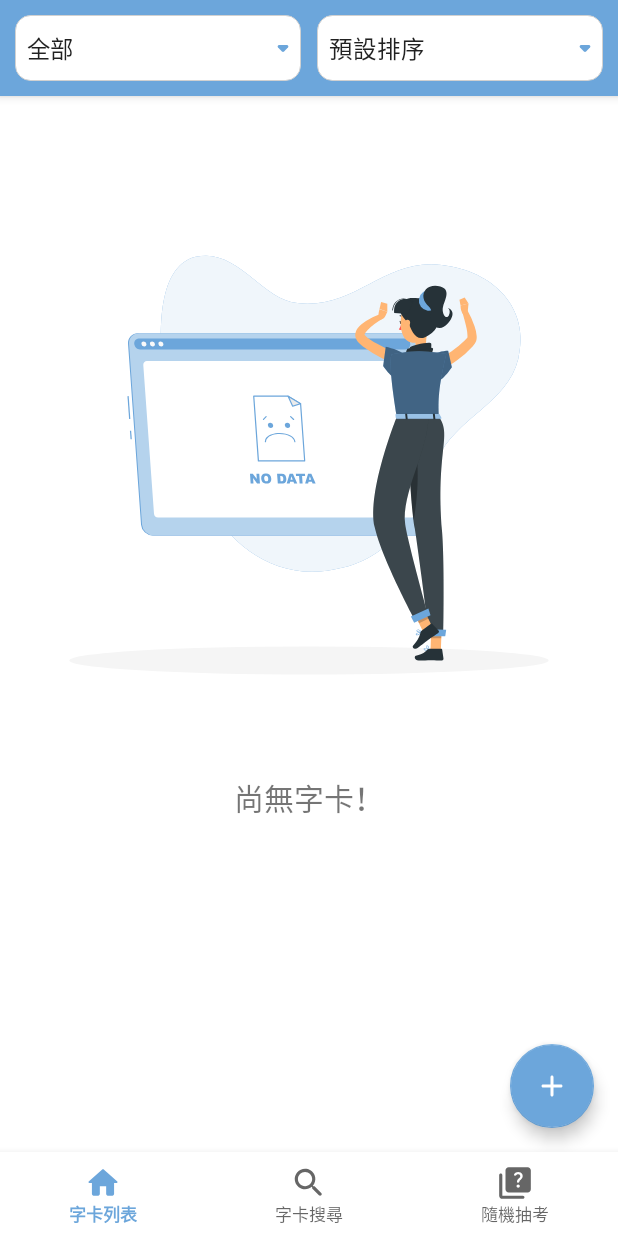
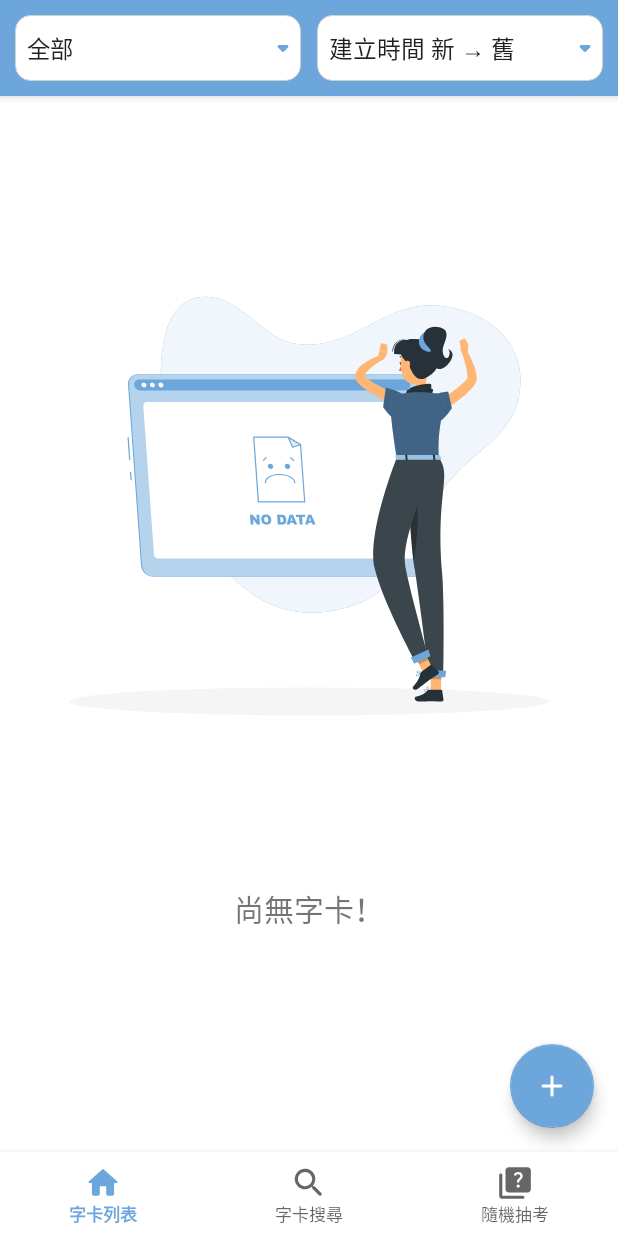
Before and after one commit to deoxyshuang/EnglishAide, an Android app: the screen it shows after launch (MainActivity), on a phone screen of 412 x 824 dp. Run offline under Robolectric (Android 15) with nearby library versions, the phone set to English and light mode, and no system bars.

Commit message:
1.add字卡類別篩選&排序(選項改為enum 2.列表下拉selected存入偏好 3.table add "createTime" column

```diff
--- a/app/src/main/java/com/bear/englishaide/DBHelper.java
+++ b/app/src/main/java/com/bear/englishaide/DBHelper.java
@@ -22,7 +22,8 @@ public class DBHelper extends SQLiteOpenHelper {
         final String SQL = "CREATE TABLE IF NOT EXISTS " + TABLE_NAME + "( " +
                 "id INTEGER PRIMARY KEY AUTOINCREMENT, " +
                 "type INTEGER, " +
-                "data TEXT" +
+                "data TEXT, " +
+                "createTime INTEGER" +
                 ");";
         db.execSQL(SQL);
     }
--- a/app/src/main/java/com/bear/englishaide/EditWordCardActivity.java
+++ b/app/src/main/java/com/bear/englishaide/EditWordCardActivity.java
@@ -126,7 +126,7 @@ public class EditWordCardActivity extends AppCompatActivity implements View.OnCl
             if(type>-1){
                 spnType.setSelection(type-1);
                 Mean mean = meanList.get(0);
-                if(type==1) spnPart.setSelection(mean.part-1); //單字詞性
+                if(type==VocabType.WORD.getKey()) spnPart.setSelection(mean.part-1); //單字詞性
                 else spnPart.setSelection(0);
                 edtMean.setText(mean.mean);
                 edtSentence.setText(mean.sentenceList.get(0).eng);
@@ -217,6 +217,7 @@ public class EditWordCardActivity extends AppCompatActivity implements View.OnCl
                         ContentValues values = new ContentValues();
                         values.put("type", spnType.getSelectedItemPosition()+1);
                         values.put("data", json);
+                        values.put("createTime", System.currentTimeMillis());
                         if(wordJson==null) db.insertOrThrow(DBHelper.TABLE_NAME, null, values);
                         else db.update(DBHelper.TABLE_NAME, values, " id = "+word.id,null);
                         msg=res.getString(R.string.saveOK);
--- /dev/null
+++ b/app/src/main/java/com/bear/englishaide/SortType.java
@@ -0,0 +1,23 @@
+package com.bear.englishaide;
+
+import java.util.Arrays;
+
+public enum SortType {
+
+    NEW_TO_OLD(0),
+    OLD_TO_NEW(1),
+    A_TO_Z(2),
+    Z_TO_A(3);
+
+    private int key;
+
+    SortType(int key) {
+        this.key = key;
+    }
+    public int getKey() {
+        return key;
+    }
+    public static SortType getType(int key) {
+        return Arrays.asList(SortType.values()).stream().filter(x->x.getKey()==key).findFirst().get();
+    }
+}
--- /dev/null
+++ b/app/src/main/java/com/bear/englishaide/VocabType.java
@@ -0,0 +1,22 @@
+package com.bear.englishaide;
+
+import java.util.Arrays;
+
+public enum  VocabType {
+
+    ALL(0),
+    WORD(1),
+    PHRASE(2);
+
+    private int key;
+
+    VocabType(int key) {
+        this.key = key;
+    }
+    public int getKey() {
+        return key;
+    }
+    public static VocabType getType(int key) {
+        return Arrays.asList(VocabType.values()).stream().filter(x->x.getKey()==key).findFirst().get();
+    }
+}
--- a/app/src/main/java/com/bear/englishaide/WordCardsFragment.java
+++ b/app/src/main/java/com/bear/englishaide/WordCardsFragment.java
@@ -3,6 +3,8 @@ package com.bear.englishaide;
 import android.content.Context;
 import android.content.DialogInterface;
 import android.content.Intent;
+import android.content.SharedPreferences;
+import android.content.res.Resources;
 import android.database.Cursor;
 import android.database.sqlite.SQLiteDatabase;
 import android.os.Bundle;
@@ -35,15 +37,19 @@ import com.google.gson.Gson;
 
 import java.util.ArrayList;
 import java.util.HashMap;
+import java.util.stream.Collectors;
 
 import static android.app.Activity.RESULT_OK;
+import static android.content.Context.MODE_PRIVATE;
 
 
 public class WordCardsFragment extends Fragment {
 
     private static final String TAG = WordCardsFragment.class.getSimpleName();
-    private static final int WORD_CARDS = 1; //todo 與main重複
+    private static final int WORD_CARDS = 1;
     private Context context;
+    private Resources res;
+    private SharedPreferences pref;
     private FloatingActionButton fab;
     private TextView tv;
     private ImageView ivNoData;
@@ -63,12 +69,14 @@ public class WordCardsFragment extends Fragment {
         super.onAttach(context);
         Log.d("sj","frag onAttach");
         this.context = context;
+        res = getResources();
     }
 
     @Override
     public void onCreate(Bundle savedInstanceState) {
         super.onCreate(savedInstanceState);
         Log.d("sj","frag onCreate");
+        pref = context.getSharedPreferences(res.getString(R.string.app_name_en), MODE_PRIVATE);
     }
 
     @Override
@@ -87,9 +95,9 @@ public class WordCardsFragment extends Fragment {
         });
         //
         Toolbar toolbar = mainView.findViewById(R.id.toolbar);
-        //AppCompatActivity activity = (AppCompatActivity) getActivity();
-        ((AppCompatActivity)getActivity()).setSupportActionBar(toolbar);
-        ((AppCompatActivity)getActivity()).getSupportActionBar().setDisplayShowTitleEnabled(false);
+        AppCompatActivity activity = (AppCompatActivity) getActivity();
+        activity.setSupportActionBar(toolbar);
+        activity.getSupportActionBar().setDisplayShowTitleEnabled(false);
 
         spnType = mainView.findViewById(R.id.spnType);
         ArrayAdapter<CharSequence> adapter = ArrayAdapter.createFromResource(getContext(),
@@ -105,22 +113,19 @@ public class WordCardsFragment extends Fragment {
         adapter2.setDropDownViewResource(android.R.layout.simple_list_item_single_choice);
         spnSort.setAdapter(adapter2);
 
-        dataQuery(null);
+        int vocabType = pref.getInt("vocabType", 0);
+        int sortType = pref.getInt("sortType", 0);
+        spnType.setSelection(vocabType);
+        spnSort.setSelection(sortType);
+//        Log.d(TAG, "onCreateView: vocabType="+vocabType+",,sortType="+sortType);
+        dataQuery(VocabType.getType(vocabType), SortType.getType(sortType));
 
         //字卡類型監聽事件(單字/片語)
         spnType.setOnItemSelectedListener(new AdapterView.OnItemSelectedListener() {
             @Override
             public void onItemSelected(AdapterView<?> adapterView, View view, int i, long l) {
-                switch (i){
-                    case 1: //單字
-                        dataQuery(1);
-                        break;
-                    case 2: //片語
-                        dataQuery(2);
-                        break;
-                    default: //全部
-                        dataQuery(null);
-                }
+                dataQuery(VocabType.getType(i), SortType.getType(spnSort.getSelectedItemPosition()));
+                pref.edit().putInt("vocabType", i).commit();
             }
 
             @Override
@@ -132,13 +137,8 @@ public class WordCardsFragment extends Fragment {
         spnSort.setOnItemSelectedListener(new AdapterView.OnItemSelectedListener() {
             @Override
             public void onItemSelected(AdapterView<?> adapterView, View view, int i, long l) {
-                switch (i){
-                    case 1:
-                        break;
-                    case 2:
-                        break;
-                    default: //預設
-                }
+                dataQuery(VocabType.getType(spnType.getSelectedItemPosition()), SortType.getType(i));
+                pref.edit().putInt("sortType", i).commit();
             }
 
             @Override
@@ -154,7 +154,8 @@ public class WordCardsFragment extends Fragment {
         super.onActivityResult(requestCode, resultCode, data);
         if (requestCode == WORD_CARDS){
             if (resultCode == RESULT_OK){
-                dataQuery(null);
+                dataQuery(VocabType.getType(spnType.getSelectedItemPosition()),
+                        SortType.getType(spnSort.getSelectedItemPosition()));
             }
         }
     }
@@ -212,18 +213,26 @@ public class WordCardsFragment extends Fragment {
         super.onDetach();
         Log.d("sj","frag onDetach");
     }
-    void dataQuery(Integer type){ //字卡查詢
+    void dataQuery(VocabType vocabType, SortType sortType){ //字卡查詢
         wordList.clear();
 
         dbHelper = new DBHelper(context);
         db = dbHelper.getReadableDatabase();
         String[] param=null;
-        String sqlWhere="";
-        if(type!=null && type>0) {
+        String sqlWhere="", sqlOrder="";
+        if(vocabType!=VocabType.ALL) {
             sqlWhere = " where type=? ";
-            param = new String[]{String.valueOf(type)};
+            param = new String[]{String.valueOf(vocabType.getKey())};
         }
-        cursor = db.rawQuery("select * from " + DBHelper.TABLE_NAME +sqlWhere,param);
+        switch (sortType){
+            case NEW_TO_OLD:
+                sqlOrder = " order by createTime desc ";
+                break;
+            case OLD_TO_NEW:
+                sqlOrder = " order by createTime";
+                break;
+        }
+        cursor = db.rawQuery("select * from " + DBHelper.TABLE_NAME +sqlWhere + sqlOrder,param);
         if (cursor != null) {
             Log.d("sj","有幾筆資料:" + cursor.getCount());
             if(cursor.getCount()>0){
@@ -236,7 +245,22 @@ public class WordCardsFragment extends Fragment {
                     wordMap.put("type",cursor.getInt(1)); //1=單字 2=片語
                     wordList.add(wordMap);
                 }
-
+                switch (sortType){
+                    case A_TO_Z:
+                        wordList = (ArrayList<HashMap>) wordList.stream().sorted((map1, map2)->{
+                            Word w1 = (Word) map1.get("word");
+                            Word w2 = (Word) map2.get("word");
+                            return w1.word.compareTo(w2.word);
+                        }).collect(Collectors.toList());
+                        break;
+                    case Z_TO_A:
+                        wordList = (ArrayList<HashMap>) wordList.stream().sorted((map1, map2)->{
+                            Word w1 = (Word) map1.get("word");
+                            Word w2 = (Word) map2.get("word");
+                            return w2.word.compareTo(w1.word);
+                        }).collect(Collectors.toList());
+                        break;
+                }
                 tv.setVisibility(View.GONE);
                 ivNoData.setVisibility(View.GONE);
                 recyclerView.setHasFixedSize(true); //當我們確定Item的改變不會影響RecyclerView的寬高
@@ -294,10 +318,10 @@ public class WordCardsFragment extends Fragment {
             Word word = (Word) map.get("word");
             holder.tvWord.setText(word.word);
 
-            String[] partList2 = getResources().getStringArray(R.array.partList2);
+            String[] partList2 = res.getStringArray(R.array.partList2);
             Mean firstMean = word.meanList.get(0);
             int type = (int) map.get("type");
-            String part = (type==1)?partList2[firstMean.part-1]:getResources().getString(R.string.phr);
+            String part = (type==1)?partList2[firstMean.part-1]:res.getString(R.string.phr);
             String mean = firstMean.mean.trim();
             holder.tvWordDesc.setText((!"".equals(mean)?part+" "+mean:""));
             holder.itemView.setOnLongClickListener(new View.OnLongClickListener() {
@@ -366,7 +390,7 @@ public class WordCardsFragment extends Fragment {
         }
         private void showDelDialog(Word word, int position){
             AlertDialog.Builder builder = new AlertDialog.Builder(mContext);
-            builder.setMessage(getResources().getString(R.string.delConfirm, word.word));
+            builder.setMessage(res.getString(R.string.delConfirm, word.word));
             builder.setPositiveButton(R.string.ok, new DialogInterface.OnClickListener() {
                 public void onClick(DialogInterface dialog, int id) {
                     db.delete(DBHelper.TABLE_NAME,"id = " + word.id,null);
--- a/app/src/main/res/layout/fragment_wordcards.xml
+++ b/app/src/main/res/layout/fragment_wordcards.xml
@@ -96,7 +96,7 @@
         app:layout_constraintStart_toStartOf="parent"
         app:layout_constraintTop_toTopOf="parent"
         app:layout_constraintHorizontal_bias="0.5"
-        app:layout_constraintVertical_bias="0.2"/>
+        app:layout_constraintVertical_bias="0.3"/>
 
     <TextView
         android:id="@+id/tv"
@@ -109,6 +109,6 @@
         app:layout_constraintEnd_toEndOf="parent"
         app:layout_constraintStart_toStartOf="parent"
         app:layout_constraintHorizontal_bias="0.5"
-        app:layout_constraintVertical_bias="0.7" />
+        app:layout_constraintVertical_bias="0.8" />
 
 </androidx.constraintlayout.widget.ConstraintLayout>
--- a/app/src/main/res/values/strings.xml
+++ b/app/src/main/res/values/strings.xml
@@ -1,5 +1,6 @@
 <resources>
     <string name="app_name">英文小幫手</string>
+    <string name="app_name_en">EnglishAide</string>
     <string name="hello_blank_fragment">Hello blank fragment</string>
     <string name="wordCards">字卡列表</string>
     <string name="search">字卡搜尋</string>
@@ -23,18 +24,16 @@
         <item>單字</item>
         <item>片語</item>
     </string-array>
-    <string-array name="typeKeyList">
-        <item>1</item>
-        <item>2</item>
-    </string-array>
     <string-array name="typeList2">
         <item>全部</item>
         <item>單字</item>
         <item>片語</item>
     </string-array>
     <string-array name="sortList">
-        <item>預設排序</item>
-        <item>A-Z</item>
+        <item>建立時間 新 → 舊</item>
+        <item>建立時間 舊 → 新</item>
+        <item>A → Z</item>
+        <item>Z → A</item>
     </string-array>
     <string name="partOfspeech">詞性</string>
     <string-array name="partList">
```
Also changed, not shown: app/src/main/java/com/bear/englishaide/MainActivity.java (+1 -16 lines).
